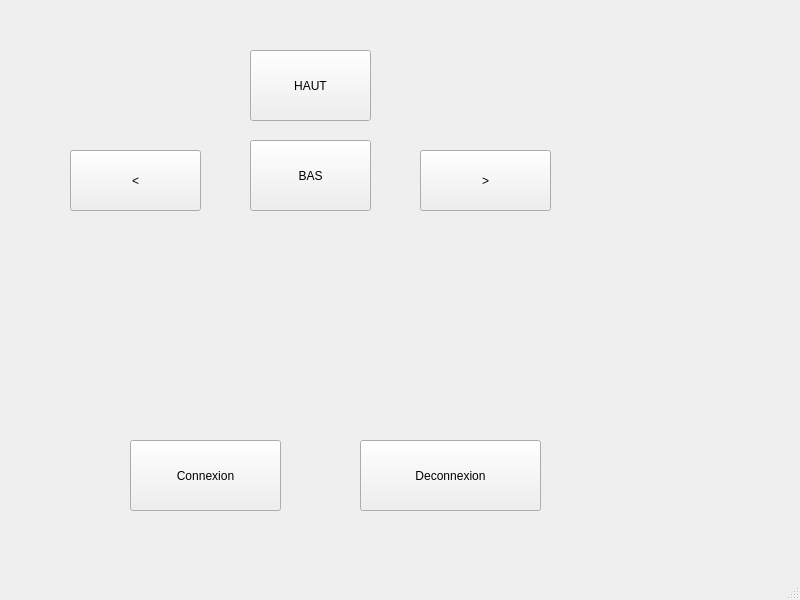
This is wifibot/mainwindow.ui in AnisseO/WifiBot as Qt 5 draws it before an edit. The edited form follows.
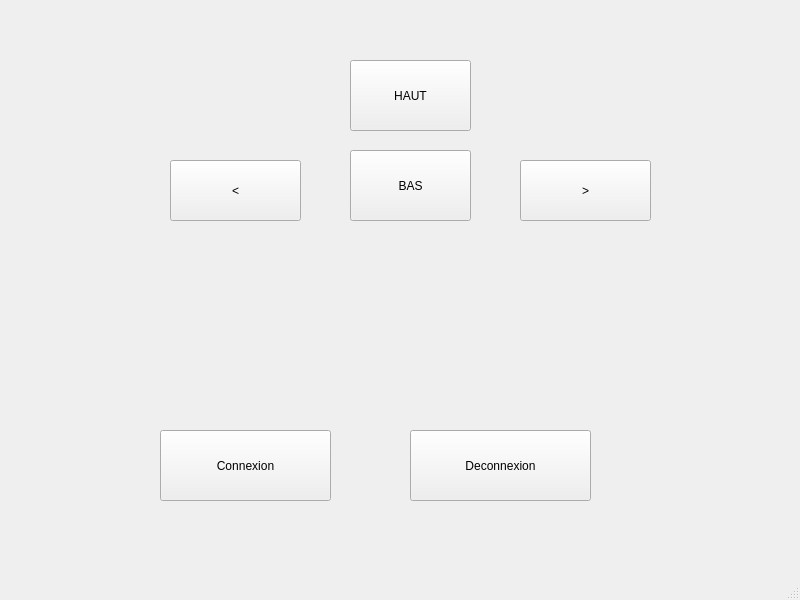
This is the edited form.

Patch:
```diff
--- a/wifibot/mainwindow.ui
+++ b/wifibot/mainwindow.ui
@@ -17,9 +17,9 @@
    <widget class="QPushButton" name="bt_connect">
     <property name="geometry">
      <rect>
-      <x>130</x>
-      <y>440</y>
-      <width>151</width>
+      <x>160</x>
+      <y>430</y>
+      <width>171</width>
       <height>71</height>
      </rect>
     </property>
@@ -30,8 +30,8 @@
    <widget class="QPushButton" name="bt_disconnect">
     <property name="geometry">
      <rect>
-      <x>360</x>
-      <y>440</y>
+      <x>410</x>
+      <y>430</y>
       <width>181</width>
       <height>71</height>
      </rect>
@@ -43,8 +43,8 @@
    <widget class="QPushButton" name="bt_left">
     <property name="geometry">
      <rect>
-      <x>70</x>
-      <y>150</y>
+      <x>170</x>
+      <y>160</y>
       <width>131</width>
       <height>61</height>
      </rect>
@@ -56,8 +56,8 @@
    <widget class="QPushButton" name="bt_right">
     <property name="geometry">
      <rect>
-      <x>420</x>
-      <y>150</y>
+      <x>520</x>
+      <y>160</y>
       <width>131</width>
       <height>61</height>
      </rect>
@@ -69,8 +69,8 @@
    <widget class="QPushButton" name="bt_haut">
     <property name="geometry">
      <rect>
-      <x>250</x>
-      <y>50</y>
+      <x>350</x>
+      <y>60</y>
       <width>121</width>
       <height>71</height>
      </rect>
@@ -82,8 +82,8 @@
    <widget class="QPushButton" name="bt_bas">
     <property name="geometry">
      <rect>
-      <x>250</x>
-      <y>140</y>
+      <x>350</x>
+      <y>150</y>
       <width>121</width>
       <height>71</height>
      </rect>
```
